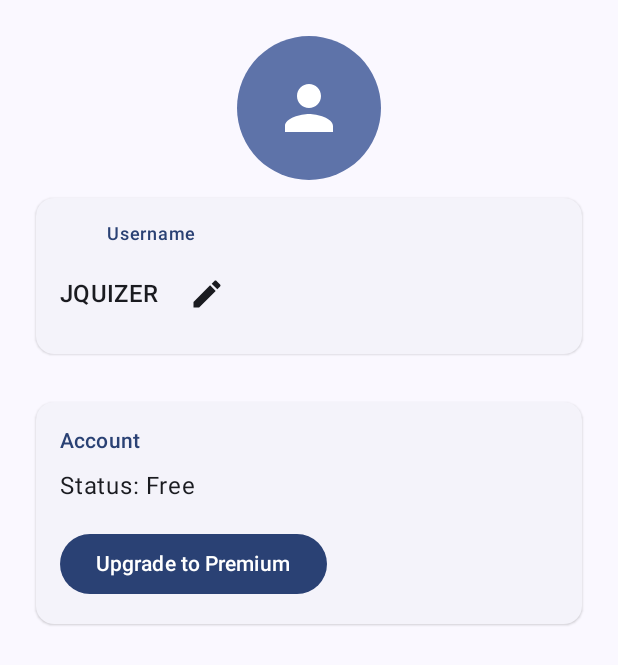
After one commit to ynanme/jquiz, an Android app built with Jetpack Compose: the composable AccountScreen shown on its own in the app's theme, on a phone screen of 412 x 824 dp. The commit adds this screen. Shown: the top 665 px of the screen. Run offline under Robolectric (Android 15) with nearby library versions, the phone set to English and light mode, and no system bars.

Commit message:
Account> Adding account screen and manager

```diff
--- a/app/src/main/java/com/example/jquiz/interfaces/Screen.kt
+++ b/app/src/main/java/com/example/jquiz/interfaces/Screen.kt
@@ -3,6 +3,7 @@ package com.example.jquiz.interfaces
 import androidx.compose.material.icons.Icons
 import androidx.compose.material.icons.filled.Book
 import androidx.compose.material.icons.filled.History
+import androidx.compose.material.icons.filled.Person
 import androidx.compose.material.icons.filled.Quiz
 import androidx.compose.ui.graphics.vector.ImageVector
 import androidx.navigation3.runtime.NavKey
@@ -27,4 +28,9 @@ sealed interface Screen: NavKey {
         override val icon = Icons.Filled.History
     }
 
+    @Serializable
+    data object Account: Screen {
+        override val icon = Icons.Filled.Person
+    }
+
 }
--- /dev/null
+++ b/app/src/main/java/com/example/jquiz/screens/AccountScreen.kt
@@ -0,0 +1,183 @@
+package com.example.jquiz.screens
+
+import androidx.compose.foundation.background
+import androidx.compose.foundation.layout.Box
+import androidx.compose.foundation.layout.Column
+import androidx.compose.foundation.layout.Row
+import androidx.compose.foundation.layout.Spacer
+import androidx.compose.foundation.layout.fillMaxSize
+import androidx.compose.foundation.layout.fillMaxWidth
+import androidx.compose.foundation.layout.height
+import androidx.compose.foundation.layout.padding
+import androidx.compose.foundation.layout.size
+import androidx.compose.foundation.layout.width
+import androidx.compose.foundation.shape.CircleShape
+import androidx.compose.material.icons.Icons
+import androidx.compose.material.icons.filled.Check
+import androidx.compose.material.icons.filled.Close
+import androidx.compose.material.icons.filled.Edit
+import androidx.compose.material.icons.filled.Person
+import androidx.compose.material3.Button
+import androidx.compose.material3.ElevatedCard
+import androidx.compose.material3.Icon
+import androidx.compose.material3.IconButton
+import androidx.compose.material3.MaterialTheme
+import androidx.compose.material3.OutlinedTextField
+import androidx.compose.material3.Text
+import androidx.compose.runtime.Composable
+import androidx.compose.runtime.LaunchedEffect
+import androidx.compose.runtime.collectAsState
+import androidx.compose.runtime.getValue
+import androidx.compose.runtime.mutableStateOf
+import androidx.compose.runtime.remember
+import androidx.compose.runtime.setValue
+import androidx.compose.ui.Alignment
+import androidx.compose.ui.Modifier
+import androidx.compose.ui.draw.clip
+import androidx.compose.ui.text.font.FontWeight
+import androidx.compose.ui.unit.dp
+import androidx.lifecycle.viewmodel.compose.viewModel
+import com.example.jquiz.viewmodels.AccountViewModel
+
+
+@Composable
+fun AccountScreen (model: AccountViewModel = viewModel()) {
+
+    val username by model.usernameFlow.collectAsState(initial = model.DEFAULT_USERNAME)
+    val isPremium by model.isPremiumFlow.collectAsState(initial = model.DEFAULT_IS_PREMIUM)
+
+    Column(
+        modifier = Modifier
+            .fillMaxSize()
+            .padding(24.dp),
+        horizontalAlignment = Alignment.CenterHorizontally
+    ) {
+
+        Box (
+            modifier = Modifier
+                .size(96.dp)
+                .clip(CircleShape)
+                .background(MaterialTheme.colorScheme.primaryContainer),
+            contentAlignment = Alignment.Center
+        ) {
+            Icon(
+                imageVector = Icons.Default.Person,
+                contentDescription = "Avatar",
+                tint = MaterialTheme.colorScheme.onPrimaryContainer,
+                modifier = Modifier.size(48.dp)
+            )
+        }
+
+        Spacer(Modifier.height(12.dp))
+
+        AccountUsernameCard(
+            username = username,
+            onUsernameChange = { model.updateUsername(it) }
+        )
+
+        Spacer(Modifier.height(32.dp))
+
+        AccountStatusCard(
+            isPremium = isPremium,
+            onUpgrade = { model.updatePremiumStatus(it) }
+        )
+    }
+
+}
+
+
+@Composable
+fun AccountUsernameCard (username: String, onUsernameChange: (String) -> Unit) {
+
+    var isEditing by remember { mutableStateOf(false) }
+    var editValue by remember { mutableStateOf(username) }
+
+    LaunchedEffect (username) { editValue = username }
+
+    ElevatedCard (modifier = Modifier.fillMaxWidth()) {
+        Column(
+            modifier = Modifier.padding(16.dp),
+            horizontalAlignment = Alignment.CenterHorizontally
+        ) {
+
+            Text(
+                text = "Username",
+                style = MaterialTheme.typography.labelMedium,
+                color = MaterialTheme.colorScheme.primary
+            )
+
+            Spacer(Modifier.height(8.dp))
+
+            if (isEditing) {
+                OutlinedTextField(
+                    value = editValue,
+                    onValueChange = { editValue = it },
+                    singleLine = true,
+                    trailingIcon = {
+                        Row {
+                            IconButton(onClick = {
+                                onUsernameChange(editValue)
+                                isEditing = false
+                            }) {
+                                Icon(Icons.Default.Check, contentDescription = "Save")
+                            }
+                            IconButton(onClick = {
+                                editValue = username
+                                isEditing = false
+                            }) {
+                                Icon(Icons.Default.Close, contentDescription = "Cancel")
+                            }
+                        }
+                    }
+                )
+            } else {
+                Row(
+                    verticalAlignment = Alignment.CenterVertically
+                ) {
+                    Text(
+                        text = username,
+                        style = MaterialTheme.typography.titleMedium,
+                        fontWeight = FontWeight.SemiBold
+                    )
+                    Spacer(Modifier.width(8.dp))
+                    IconButton(onClick = { isEditing = true }) {
+                        Icon(Icons.Default.Edit, contentDescription = "Edit username")
+                    }
+                }
+            }
+        }
+    }
+}
+
+
+
+@Composable
+fun AccountStatusCard (isPremium: Boolean, onUpgrade: (Boolean) -> Unit) {
+    ElevatedCard (
+        modifier = Modifier.fillMaxWidth()
+    ) {
+        Column(Modifier.padding(16.dp)) {
+
+            Text(
+                text = "Account",
+                style = MaterialTheme.typography.titleSmall,
+                color = MaterialTheme.colorScheme.primary
+            )
+
+            Spacer(Modifier.height(8.dp))
+
+            Text(
+                text = if (isPremium) "Status: Premium" else "Status: Free"
+            )
+
+            Spacer(Modifier.height(16.dp))
+
+            Button (
+                onClick = { onUpgrade(!isPremium) },
+                modifier = Modifier.align(Alignment.End)
+            ) {
+                Text(if (isPremium) "Downgrade to Free" else "Upgrade to Premium")
+            }
+        }
+    }
+}
--- /dev/null
+++ b/app/src/main/java/com/example/jquiz/services/AccountManager.kt
@@ -0,0 +1,66 @@
+package com.example.jquiz.services
+
+import androidx.datastore.core.DataStore
+import androidx.datastore.preferences.core.Preferences
+import androidx.datastore.preferences.core.booleanPreferencesKey
+import androidx.datastore.preferences.core.edit
+import androidx.datastore.preferences.core.longPreferencesKey
+import androidx.datastore.preferences.core.stringPreferencesKey
+import androidx.lifecycle.viewModelScope
+import kotlinx.coroutines.flow.Flow
+import kotlinx.coroutines.flow.first
+import kotlinx.coroutines.flow.map
+import kotlinx.coroutines.launch
+
+
+class AccountManager (private val account: DataStore<Preferences>) {
+
+    private val QUIZ_COOLDOWN_DURATION = 1 * 60 * 1000
+
+    val DEFAULT_USERNAME = "JQUIZER"
+    val DEFAULT_IS_PREMIUM = false
+
+    private val usernameKey = stringPreferencesKey("username")
+    private val isPremiumKey = booleanPreferencesKey("isPremium")
+    private val lastQuizTimestampKey = longPreferencesKey("lastQuizTimestamp")
+
+
+    fun getUsernameFlow (): Flow<String> {
+        return account.data.map { it[usernameKey] ?: DEFAULT_USERNAME }
+    }
+
+    fun getIsPremiumFlow (): Flow<Boolean> {
+        return account.data.map { it[isPremiumKey] ?: DEFAULT_IS_PREMIUM }
+    }
+
+    suspend fun updateUsername (newUsername: String) {
+        account.edit { it[usernameKey] = newUsername }
+    }
+
+    suspend fun updatePremiumStatus (isPremium: Boolean) {
+        account.edit { it[isPremiumKey] = isPremium }
+    }
+
+    suspend fun remainingTime (): Long {
+        val last = account.data.first()[lastQuizTimestampKey] ?: 0L
+        if (last == 0L) return 0L
+        val now = System.currentTimeMillis()
+        val elapsed = now - last
+        val remaining = QUIZ_COOLDOWN_DURATION - elapsed
+        return remaining.coerceAtLeast(0L)
+
+    }
+
+    suspend fun canQuiz (): Boolean {
+        val isPremium = account.data.first()[isPremiumKey] ?: DEFAULT_IS_PREMIUM
+        //return isPremium || remainingTime() == 0L
+        return true
+    }
+
+    suspend fun registerNewQuiz () {
+        account.edit {
+            it[lastQuizTimestampKey] = System.currentTimeMillis()
+        }
+    }
+
+}
--- /dev/null
+++ b/app/src/main/java/com/example/jquiz/viewmodels/AccountViewModel.kt
@@ -0,0 +1,43 @@
+package com.example.jquiz.viewmodels
+
+import android.app.Application
+import android.content.Context
+import androidx.compose.runtime.collectAsState
+import androidx.datastore.core.DataStore
+import androidx.datastore.preferences.core.Preferences
+import androidx.datastore.preferences.core.booleanPreferencesKey
+import androidx.datastore.preferences.core.edit
+import androidx.datastore.preferences.preferencesDataStore
+import androidx.datastore.preferences.core.stringPreferencesKey
+import androidx.lifecycle.AndroidViewModel
+import androidx.lifecycle.viewModelScope
+import com.example.jquiz.services.AccountManager
+import kotlinx.coroutines.flow.map
+import kotlinx.coroutines.launch
+
+
+val Context.dataStore: DataStore<Preferences> by preferencesDataStore(name = "account")
+
+class AccountViewModel (application: Application): AndroidViewModel(application) {
+
+    private val accountManager = AccountManager(application.dataStore)
+
+    val DEFAULT_USERNAME = accountManager.DEFAULT_USERNAME
+    val DEFAULT_IS_PREMIUM = accountManager.DEFAULT_IS_PREMIUM
+
+    val usernameFlow = accountManager.getUsernameFlow()
+    val isPremiumFlow = accountManager.getIsPremiumFlow()
+
+    fun updateUsername (newUsername: String) {
+        viewModelScope.launch {
+            accountManager.updateUsername(newUsername)
+        }
+    }
+
+    fun updatePremiumStatus (isPremium: Boolean) {
+        viewModelScope.launch {
+            accountManager.updatePremiumStatus(isPremium)
+        }
+    }
+
+}
```
Also changed, not shown: app/src/main/java/com/example/jquiz/screens/MainScreen.kt (+8 -3 lines).
